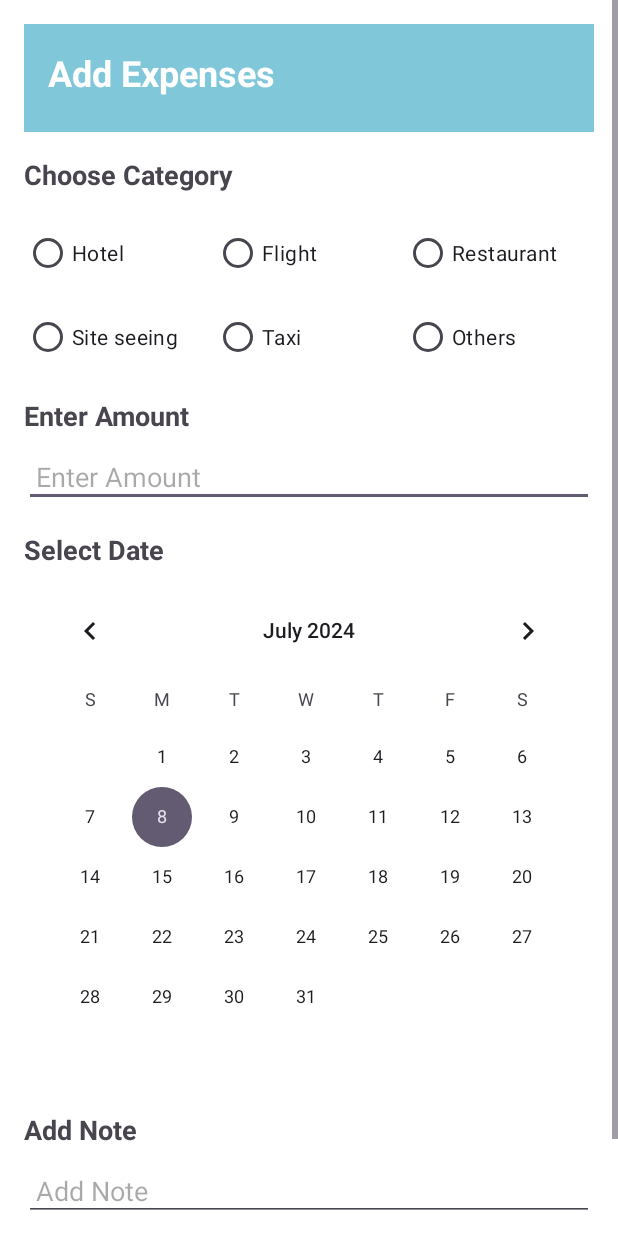
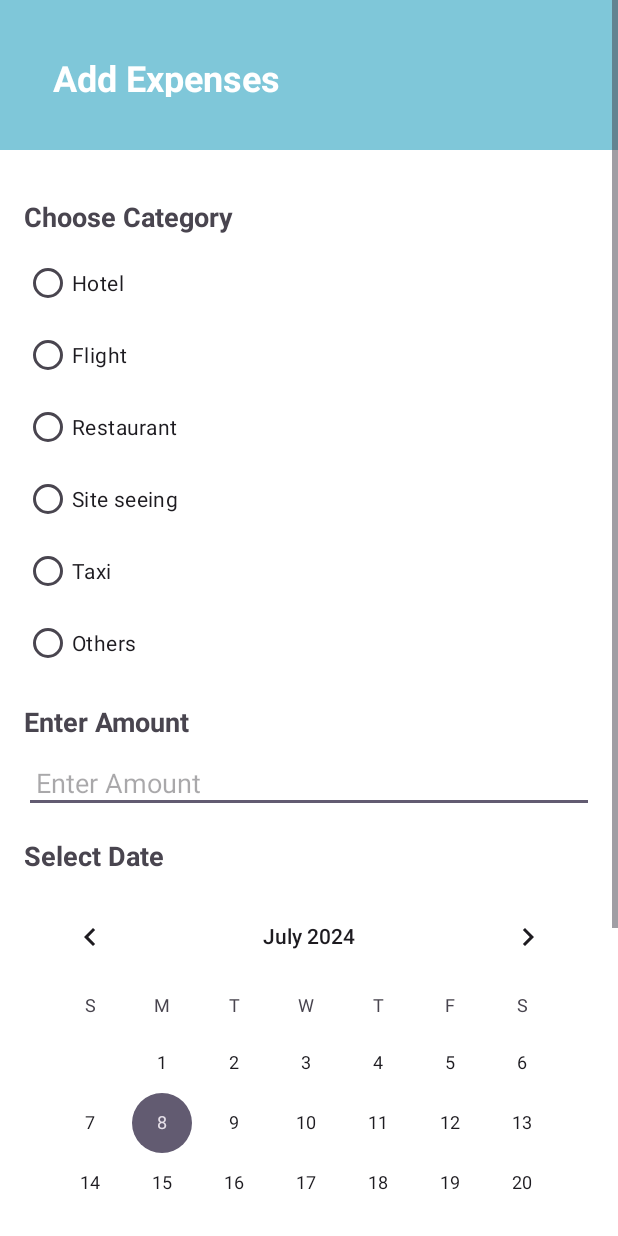
Before and after one commit to sanjanas01/Holidaze, an Android app: the AddExpenseActivity screen opened directly, with no data from a screen before it, on a phone screen of 412 x 824 dp. Run offline under Robolectric (Android 15) with nearby library versions, the phone set to English and light mode, and no system bars.

Commit message:
Expense tracker and Add Expense page - only UI - V2

```diff
--- a/app/src/main/java/com/example/travel/AddExpenseActivity.kt
+++ b/app/src/main/java/com/example/travel/AddExpenseActivity.kt
@@ -1,23 +1,39 @@
 package com.example.travel
 
 import android.os.Bundle
+import android.view.View
 import android.widget.Button
+import android.widget.CalendarView
 import android.widget.EditText
+import android.widget.TextView
 import android.widget.Toast
 import androidx.appcompat.app.AppCompatActivity
-import com.google.android.material.floatingactionbutton.FloatingActionButton
 
 class AddExpenseActivity : AppCompatActivity() {
+
+    private lateinit var calendarView: CalendarView
+    private lateinit var tvSelectedDate: TextView
 
     override fun onCreate(savedInstanceState: Bundle?) {
         super.onCreate(savedInstanceState)
         setContentView(R.layout.activity_add_expense)
 
+        calendarView = findViewById(R.id.calendarView)
+        tvSelectedDate = findViewById(R.id.tvSelectedDate)
         val etAmount = findViewById<EditText>(R.id.etAmount)
         val etNote = findViewById<EditText>(R.id.etNote)
         val btnAddExpense = findViewById<Button>(R.id.btnAddExpense)
 
+        calendarView.setOnDateChangeListener { view, year, month, dayOfMonth ->
+            // Handle date change
+            val selectedDate = "${dayOfMonth}/${month + 1}/${year}" // Example date format
+            tvSelectedDate.text = "Selected Date: $selectedDate"
+            tvSelectedDate.visibility = View.VISIBLE
+        }
+
         btnAddExpense.setOnClickListener {
+            // Handle add expense button click
+            // Example validation
             val amount = etAmount.text.toString().toIntOrNull()
             val note = etNote.text.toString()
 
--- a/app/src/main/java/com/example/travel/TripExpenseActivity.kt
+++ b/app/src/main/java/com/example/travel/TripExpenseActivity.kt
@@ -4,7 +4,6 @@ import android.content.Intent
 import android.os.Bundle
 import androidx.appcompat.app.AppCompatActivity
 import com.google.android.material.button.MaterialButton
-import com.google.android.material.floatingactionbutton.FloatingActionButton
 
 class TripExpensesActivity : AppCompatActivity() {
 
--- a/app/src/main/res/layout/activity_add_expense.xml
+++ b/app/src/main/res/layout/activity_add_expense.xml
@@ -7,35 +7,43 @@
     tools:context=".AddExpenseActivity">
 
     <ScrollView
-        android:layout_width="match_parent"
-        android:layout_height="match_parent"
-        tools:layout_editor_absoluteX="-62dp"
-        tools:layout_editor_absoluteY="-426dp">
+        android:id="@+id/scrollView3"
+        android:layout_width="0dp"
+        android:layout_height="0dp"
+        app:layout_constraintBottom_toBottomOf="parent"
+        app:layout_constraintEnd_toEndOf="parent"
+        app:layout_constraintStart_toStartOf="parent"
+        app:layout_constraintTop_toTopOf="parent">
 
         <LinearLayout
             android:layout_width="match_parent"
             android:layout_height="wrap_content"
-            android:background="@color/white"
-            android:orientation="vertical"
-            android:padding="16dp">
+            android:orientation="vertical">
 
             <LinearLayout
                 android:layout_width="match_parent"
-                android:layout_height="72dp"
+                android:layout_height="100dp"
                 android:background="@color/blue2"
-                android:orientation="vertical"
-                android:padding="16dp">
+                android:orientation="vertical">
 
                 <TextView
                     android:id="@+id/tvAddExpenses"
                     android:layout_width="wrap_content"
                     android:layout_height="wrap_content"
+                    android:padding="35dp"
                     android:text="Add Expenses"
                     android:textColor="@android:color/white"
                     android:textSize="24sp"
                     android:textStyle="bold" />
 
             </LinearLayout>
+
+            <LinearLayout
+                android:layout_width="match_parent"
+                android:layout_height="wrap_content"
+                android:background="@android:color/white"
+                android:orientation="vertical"
+                android:padding="16dp">
 
                 <TextView
                     android:layout_width="wrap_content"
@@ -45,72 +53,50 @@
                     android:textSize="18sp"
                     android:textStyle="bold" />
 
-            <LinearLayout
-                android:id="@+id/categoryLayout"
+                <RadioGroup
+                    android:id="@+id/radioGroupCategory"
                     android:layout_width="match_parent"
                     android:layout_height="wrap_content"
                     android:layout_marginTop="8dp"
                     android:orientation="vertical">
 
-                <LinearLayout
+                    <RadioButton
+                        android:id="@+id/radioButtonHotel"
                         android:layout_width="match_parent"
                         android:layout_height="wrap_content"
-                    android:layout_marginTop="8dp"
-                    android:gravity="center_vertical"
-                    android:orientation="horizontal">
-
-                    <RadioButton
-                        android:id="@+id/radioButton"
-                        android:layout_width="0dp"
-                        android:layout_height="wrap_content"
-                        android:layout_weight="1"
                         android:text="Hotel" />
 
                     <RadioButton
-                        android:id="@+id/radioButton2"
-                        android:layout_width="0dp"
+                        android:id="@+id/radioButtonFlight"
+                        android:layout_width="match_parent"
                         android:layout_height="wrap_content"
-                        android:layout_weight="1"
                         android:text="Flight" />
 
                     <RadioButton
-                        android:id="@+id/radioButton3"
-                        android:layout_width="0dp"
-                        android:layout_height="wrap_content"
-                        android:layout_weight="1"
-                        android:text="Restaurant" />
-                </LinearLayout>
-
-                <LinearLayout
+                        android:id="@+id/radioButtonRestaurant"
                         android:layout_width="match_parent"
                         android:layout_height="wrap_content"
-                    android:layout_marginTop="8dp"
-                    android:gravity="center_vertical"
-                    android:orientation="horizontal">
+                        android:text="Restaurant" />
 
                     <RadioButton
-                        android:id="@+id/radioButton4"
-                        android:layout_width="0dp"
+                        android:id="@+id/radioButtonSiteSeeing"
+                        android:layout_width="match_parent"
                         android:layout_height="wrap_content"
-                        android:layout_weight="1"
                         android:text="Site seeing" />
 
                     <RadioButton
-                        android:id="@+id/radioButton5"
-                        android:layout_width="0dp"
+                        android:id="@+id/radioButtonTaxi"
+                        android:layout_width="match_parent"
                         android:layout_height="wrap_content"
-                        android:layout_weight="1"
                         android:text="Taxi" />
 
                     <RadioButton
-                        android:id="@+id/radioButton6"
-                        android:layout_width="0dp"
+                        android:id="@+id/radioButtonOthers"
+                        android:layout_width="match_parent"
                         android:layout_height="wrap_content"
-                        android:layout_weight="1"
                         android:text="Others" />
-                </LinearLayout>
 
-            </LinearLayout>
+                </RadioGroup>
 
                 <TextView
                     android:layout_width="wrap_content"
@@ -137,6 +123,17 @@
                     android:textSize="18sp"
                     android:textStyle="bold" />
 
+                <TextView
+                    android:id="@+id/tvSelectedDate"
+                    android:layout_width="wrap_content"
+                    android:layout_height="wrap_content"
+                    android:layout_marginTop="16dp"
+                    android:text="Selected Date: "
+                    android:textSize="18sp"
+                    android:textStyle="bold"
+                    android:visibility="gone"
+                    android:padding="8dp"/>
+
                 <CalendarView
                     android:id="@+id/calendarView"
                     android:layout_width="match_parent"
@@ -161,13 +158,17 @@
 
                 <Button
                     android:id="@+id/btnAddExpense"
-                android:layout_width="match_parent"
+                    android:layout_width="200dp"
+                    android:layout_gravity="center"
                     android:layout_height="wrap_content"
                     android:layout_marginTop="16dp"
                     android:text="Add Expense"
-                android:textColor="@android:color/white" />
+                    android:textColor="@android:color/white"
+                    android:backgroundTint="@color/blue3"/>
 
+            </LinearLayout>
         </LinearLayout>
     </ScrollView>
 
+
 </androidx.constraintlayout.widget.ConstraintLayout>
```
Also changed, not shown: app/src/main/res/layout/activity_trip_expenses.xml (line endings or trailing spaces). Lines whose indentation alone changed are shown as unchanged.
